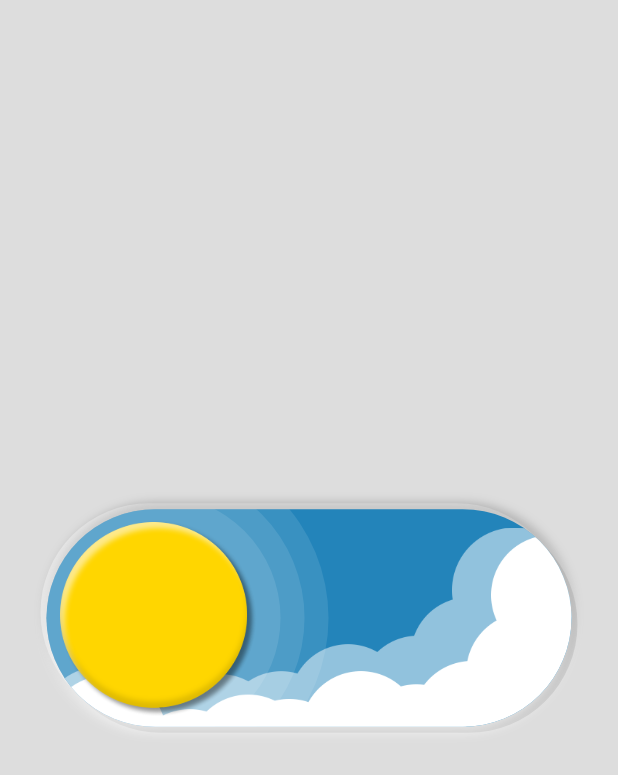
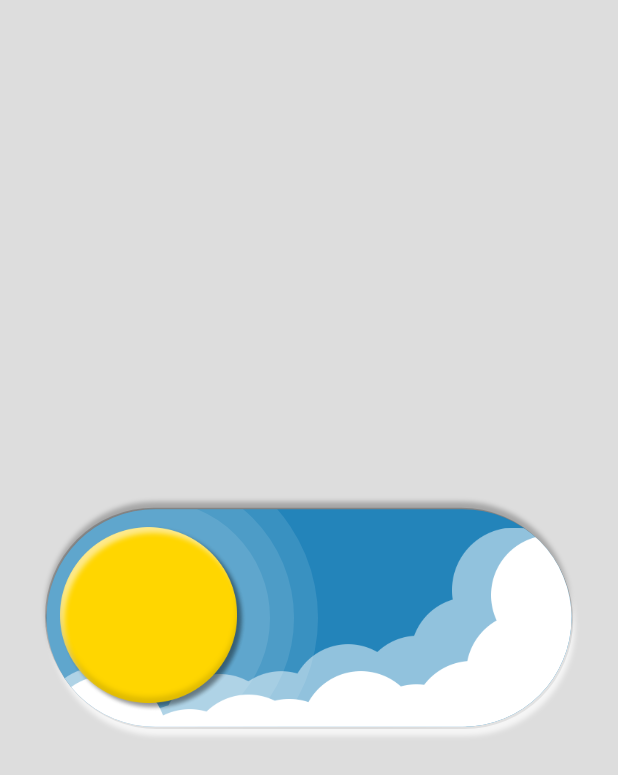
Before and after one commit to thuytien994/test-con-cung, a Flutter app: the screen it shows after launch, on a phone screen of 412 x 824 dp. Shown: the top 775 px of the screen. Run offline on Flutter 3.47's test engine with Material 3 defaults, Android fonts, the phone set to English and light mode, and no system bars.

Commit message:
update ui

```diff
--- a/lib/animation/swich_animation.dart
+++ b/lib/animation/swich_animation.dart
@@ -12,29 +12,48 @@ class _SwichAnimationWidgetState extends State<SwichAnimationWidget>
   late Animation<double> animation;
   late AnimationController controller;
   var isOpenBlack = ValueNotifier<bool>(false);
-  var widthSwich = 350;
   var statusAnimation = ValueNotifier<AnimationStatus?>(null);
+  double widthSwich = 350;
+  double heightSwich = 145;
+  late Tween<double> _tweenSunTween;
+  late Tween<double> _tweenClouds;
+  late Tween<double> _tweenMoon;
+  final _tweenStars = Tween<double>(begin: -145, end: 30);
+  double paddingSwich = 16;
+  static const double k = 0.05;
   @override
   void initState() {
     super.initState();
     controller = AnimationController(
-        duration: const Duration(milliseconds: 2000), vsync: this);
-
-    // animation = CurvedAnimation(parent: controller, curve: Curves.elasticIn)
-    //   ..addStatusListener((status) {
-    //     statusAnimation.value = status;
-    //   });
+        duration: const Duration(milliseconds: 3000), vsync: this);
 
     animation = TweenSequence([
+      // TweenSequenceItem(
+      //   tween: Tween(begin: 0.0, end: 1.05)
+      //       .chain(CurveTween(curve: Curves.easeOut)),
+      //   weight: 20,
+      // ),
+      // TweenSequenceItem(
+      //   tween: Tween(begin: 1.05, end: 1.0)
+      //       .chain(CurveTween(curve: Curves.easeOut)),
+      //   weight: 6,
+      // ),
       TweenSequenceItem(
-        tween: Tween(begin: 0.0, end: 1.05)
-            .chain(CurveTween(curve: Curves.easeOut)),
+        tween:
+            Tween(begin: 0.0, end: -k).chain(CurveTween(curve: Curves.linear)),
+        weight: 9,
+      ),
+      // -k → 1 + k (đi hết hành trình, vượt qua đầu 1)
+      TweenSequenceItem(
+        tween: Tween(begin: -k, end: 1.0 + k)
+            .chain(CurveTween(curve: Curves.linear)),
         weight: 20,
       ),
+      // 1 + k → 1.0 (trở về vị trí cuối)
       TweenSequenceItem(
-        tween: Tween(begin: 1.05, end: 1.0)
-            .chain(CurveTween(curve: Curves.easeOut)),
-        weight: 6,
+        tween: Tween(begin: 1.0 + k, end: 1.0)
+            .chain(CurveTween(curve: Curves.linear)),
+        weight: 9,
       ),
     ]).animate(controller)
       ..addStatusListener(
@@ -42,6 +61,14 @@ class _SwichAnimationWidgetState extends State<SwichAnimationWidget>
           statusAnimation.value = status;
         },
       );
+  }
+
+  @override
+  void didChangeDependencies() {
+    super.didChangeDependencies();
+    _tweenSunTween = Tween<double>(begin: -40, end: 164);
+    _tweenClouds = Tween<double>(begin: 0, end: -heightSwich);
+    _tweenMoon = Tween<double>(begin: -(widthSwich / 2), end: 0);
   }
 
   void onTapSwich() {
@@ -64,15 +91,25 @@ class _SwichAnimationWidgetState extends State<SwichAnimationWidget>
         child: ValueListenableBuilder(
             valueListenable: isOpenBlack,
             builder: (context, value, _) {
-              return GestureDetector(
+              return InkWell(
                 onTap: () {
                   onTapSwich();
                 },
-                behavior: HitTestBehavior.opaque,
+                onHover: (value) {
+                  print("here aaaaaaa:$value");
+                },
+                hoverDuration: Duration(seconds: 1),
+                hoverColor: Colors.amber,
                 child: AnimatedLogo(
                   animation: animation,
                   status: statusAnimation.value,
                   key: UniqueKey(),
+                  width: widthSwich,
+                  height: heightSwich,
+                  tweenSunTween: _tweenSunTween,
+                  tweenClouds: _tweenClouds,
+                  tweenStars: _tweenStars,
+                  tweenMoon: _tweenMoon,
                 ),
               );
             }),
@@ -83,69 +120,80 @@ class _SwichAnimationWidgetState extends State<SwichAnimationWidget>
 
 class AnimatedLogo extends AnimatedWidget {
   final AnimationStatus? status;
+  final double height;
+  final double width;
+  final Tween<double>? tweenSunTween;
+  final Tween<double>? tweenClouds;
+  final Tween<double>? tweenStars;
+  final Tween<double>? tweenMoon;
   const AnimatedLogo({
     super.key,
     required Animation<double> animation,
     this.status,
+    required this.height,
+    required this.width,
+    this.tweenSunTween,
+    this.tweenClouds,
+    this.tweenStars,
+    this.tweenMoon,
   }) : super(listenable: animation);
 
-  static final _tweenSunTween = Tween<double>(begin: -40, end: 164);
-  static final _tweenClouds = Tween<double>(begin: 0, end: -145);
-  static final _tweenStars = Tween<double>(begin: -145, end: 30);
-  static final _tweenMoon = Tween<double>(begin: -132, end: 0);
   static final _tweenOpacityBackground = Tween<double>(begin: 0, end: 1);
-  static final _tweenItem =
-      Tween<Alignment>(begin: Alignment.centerLeft, end: Alignment.centerRight);
   @override
   Widget build(BuildContext context) {
     final animation = listenable as Animation<double>;
     return Container(
-      width: 350,
-      height: 145,
+      width: width,
+      height: height,
+      decoration: BoxDecoration(
+        borderRadius: BorderRadius.circular(200),
+        boxShadow: [
+          BoxShadow(
+            offset: const Offset(1, 1.5),
+            blurRadius: 90,
+            spreadRadius: 0,
+            color: const Color(0xff000000).withOpacity(0.85),
+            blurStyle: BlurStyle.inner,
+          ),
+          BoxShadow(
+            offset: const Offset(-1, -1),
+            blurRadius: 12,
+            spreadRadius: 0,
+            color: const Color(0xff000000).withOpacity(0.4),
+            blurStyle: BlurStyle.inner,
+          ),
+          BoxShadow(
+            offset: const Offset(2.2, 6),
+            blurRadius: 2,
+            spreadRadius: 0,
+            color: const Color(0xffFFFFFF).withOpacity(0.72),
+            blurStyle: BlurStyle.normal,
+          ),
+          BoxShadow(
+            offset: const Offset(-0.5, -5),
+            blurRadius: 2,
+            spreadRadius: 0,
+            color: const Color(0xff000000).withOpacity(0.25),
+            blurStyle: BlurStyle.normal,
+          ),
+        ],
+      ),
+      child: Container(
         decoration: BoxDecoration(
           color: const Color(0xff2384BA),
           borderRadius: BorderRadius.circular(200),
-          boxShadow: [
-            const BoxShadow(
-              color: Colors.white,
-              offset: Offset(-4, -4),
-              blurRadius: 6,
-              blurStyle: BlurStyle.inner,
         ),
-            // Bóng ngoài (xám phía dưới bên phải)
-            BoxShadow(
-              color: Colors.black.withOpacity(0.2),
-              offset: const Offset(4, 4),
-              blurRadius: 6,
-              blurStyle: BlurStyle.inner,
-            ),
-            BoxShadow(
-              color: Colors.black.withOpacity(0.3),
-              offset: const Offset(0, -3),
-              blurRadius: 6,
-              blurStyle: BlurStyle.normal,
-            ),
-            // Inset shadow (sáng phía dưới)
-            BoxShadow(
-              color: Colors.white.withOpacity(0.8),
-              offset: const Offset(0, 3),
-              blurRadius: 6,
-              blurStyle: BlurStyle.normal,
-            ),
-          ]),
         child: ClipRRect(
           borderRadius: BorderRadius.circular(200),
           child: Stack(
             alignment: Alignment.center,
-          fit: StackFit.passthrough,
-          clipBehavior: Clip.none,
             children: [
               Opacity(
                 opacity:
                     _tweenOpacityBackground.evaluate(animation).clamp(0.0, 1),
                 child: Container(
-                width: 350,
-                height: 145,
+                  width: width,
+                  height: height,
                   decoration: BoxDecoration(
                     color: const Color(0xff2384BA),
                     borderRadius: BorderRadius.circular(200),
@@ -155,8 +203,8 @@ class AnimatedLogo extends AnimatedWidget {
                     child: Stack(
                       children: [
                         Container(
-                        width: 350,
-                        height: 145,
+                          width: width,
+                          height: height,
                           decoration: BoxDecoration(
                               borderRadius: BorderRadius.circular(200),
                               color: const Color(0xff2F2F2F)),
@@ -166,11 +214,12 @@ class AnimatedLogo extends AnimatedWidget {
                   ),
                 ),
               ),
+              if (tweenClouds != null)
                 Positioned(
-              bottom: _tweenClouds.evaluate(animation),
+                  bottom: tweenClouds?.evaluate(animation),
                   child: SizedBox(
-                width: 350,
-                height: 145,
+                    width: width,
+                    height: height,
                     child: Stack(
                       alignment: Alignment.bottomCenter,
                       children: [
@@ -186,20 +235,18 @@ class AnimatedLogo extends AnimatedWidget {
                     ),
                   ),
                 ),
+              if (tweenStars != null)
                 Positioned(
-              left: 50,
-              top: _tweenStars.evaluate(animation),
+                  left: 40,
+                  top: tweenStars?.evaluate(animation),
                   child: SizedBox(
                     width: 142,
                     height: 93,
                     child: Image.asset("assets/images/img-stars.png"),
                   ),
                 ),
-            Stack(
-              alignment: Alignment.center,
-              children: [
               Positioned(
-                  left: _tweenSunTween.evaluate(animation),
+                left: tweenSunTween?.evaluate(animation),
                 child: Container(
                   padding: const EdgeInsets.all(16),
                   decoration: BoxDecoration(
@@ -216,8 +263,8 @@ class AnimatedLogo extends AnimatedWidget {
                           color: Colors.white.withOpacity(0.1),
                           shape: BoxShape.circle),
                       child: Container(
-                          height: 132,
-                          width: 132,
+                        height: height - 20,
+                        width: height - 20,
                         decoration: const BoxDecoration(
                           shape: BoxShape.circle,
                           image: DecorationImage(
@@ -228,18 +275,14 @@ class AnimatedLogo extends AnimatedWidget {
                         child: ClipRRect(
                           borderRadius: BorderRadius.circular(200),
                           child: Stack(
+                            fit: StackFit.expand,
                             children: [
                               Positioned(
-                                  right: _tweenMoon.evaluate(animation),
-                                  child: Container(
-                                    decoration: const BoxDecoration(
-                                      shape: BoxShape.circle,
-                                    ),
+                                right: tweenMoon?.evaluate(animation),
                                 child: Image.asset(
                                   "assets/images/img-moon.png",
-                                      height: 132,
-                                      width: 132,
-                                    ),
+                                  height: height - 20,
+                                  width: height - 20,
                                 ),
                               ),
                             ],
@@ -252,7 +295,6 @@ class AnimatedLogo extends AnimatedWidget {
               ),
             ],
           ),
-          ],
         ),
       ),
     );
```
Lines whose indentation alone changed are shown as unchanged.
